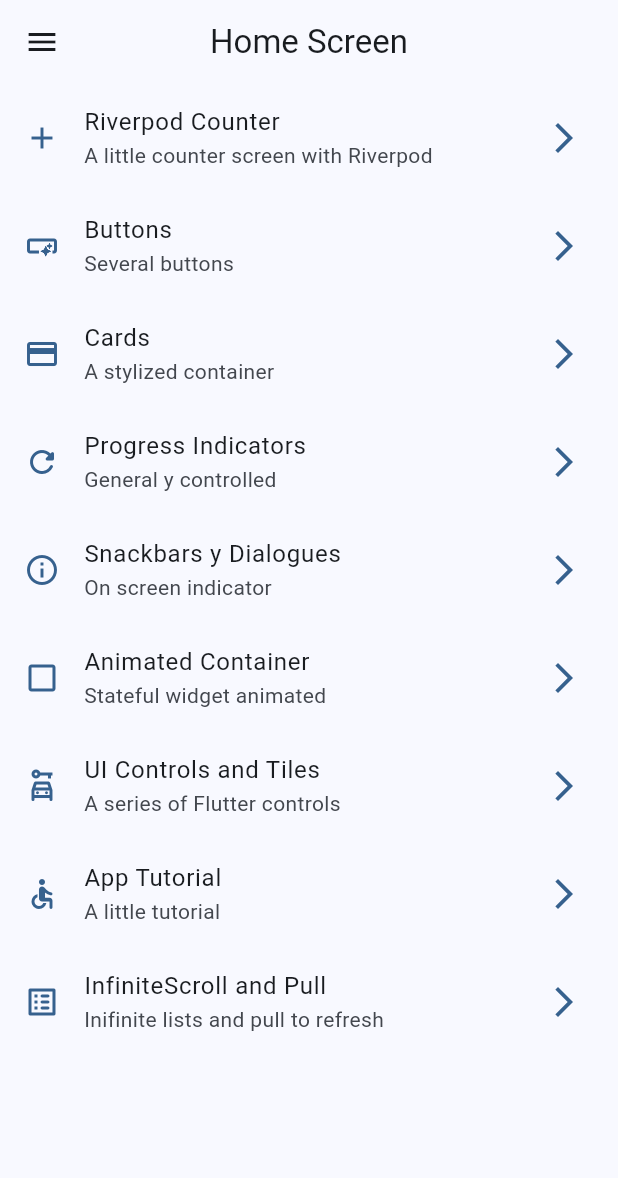
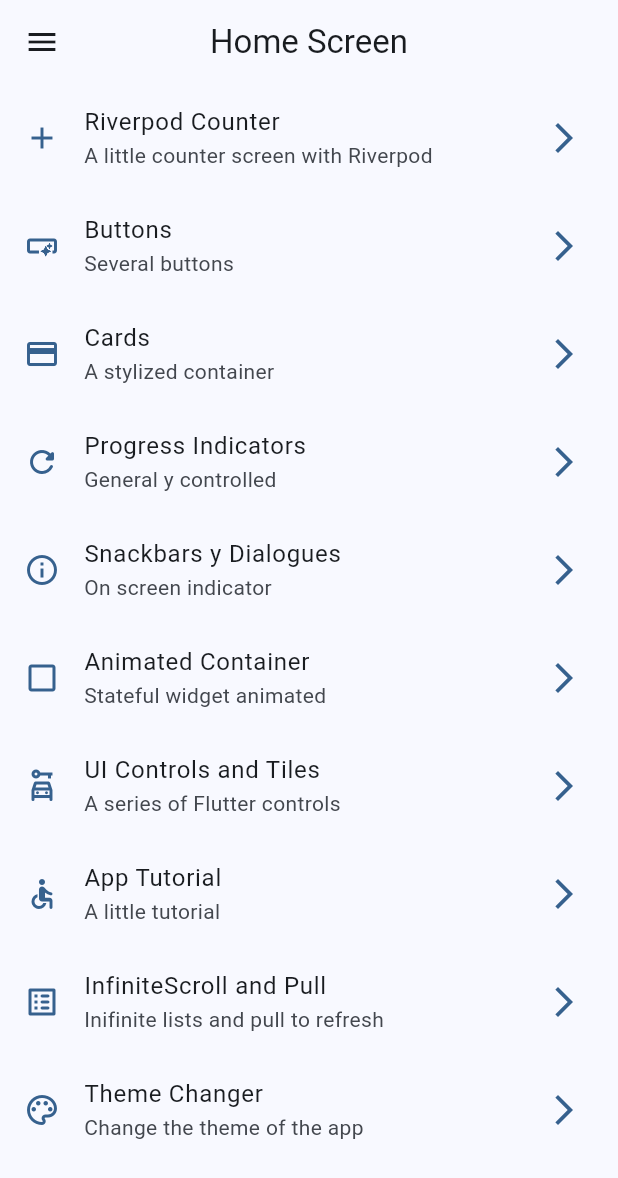
Before and after one commit to isaias-alt/widgets_app, a Flutter app: the screen it shows after launch, on a phone screen of 412 x 824 dp. Shown: the top 1178 px of the screen. Run offline on Flutter 3.47's test engine with Material 3 defaults, Android fonts, the phone set to English and light mode, and no system bars; our stand-ins replace animate_do, flutter_riverpod, go_router.

Commit message:
add color theme changer and dark mode

```diff
--- a/lib/config/menu/menu_items.dart
+++ b/lib/config/menu/menu_items.dart
@@ -59,4 +59,9 @@ const appMenuItems = <MenuItems>[
       subTitle: 'Inifinite lists and pull to refresh',
       link: '/infinite',
       icon: Icons.list_alt_rounded),
+  MenuItems(
+      title: 'Theme Changer',
+      subTitle: 'Change the theme of the app',
+      link: '/theme',
+      icon: Icons.color_lens_outlined),
 ];
--- a/lib/config/router/app_router.dart
+++ b/lib/config/router/app_router.dart
@@ -54,5 +54,10 @@ final appRouter = GoRouter(
       name: InfiniteScrollScreen.name,
       builder: (context, state) => const InfiniteScrollScreen(),
     ),
+    GoRoute(
+      path: '/theme',
+      name: ThemeChangerScreen.name,
+      builder: (context, state) => const ThemeChangerScreen(),
+    ),
   ],
 );
--- a/lib/config/theme/app_theme.dart
+++ b/lib/config/theme/app_theme.dart
@@ -13,13 +13,15 @@ const colorList = <Color>[
 
 class AppTheme {
   final int selectedColor;
+  final bool isDarkMode;
 
-  AppTheme({required this.selectedColor})
+  AppTheme({this.selectedColor = 0, this.isDarkMode = false})
       : assert(selectedColor >= 0 && selectedColor <= colorList.length - 1,
             'Colors must be between 0 and ${colorList.length - 1}');
 
   ThemeData getTheme() {
     return ThemeData(
+        brightness: isDarkMode ? Brightness.dark : Brightness.light,
         colorSchemeSeed: colorList[selectedColor],
         appBarTheme: const AppBarTheme(centerTitle: true));
   }
--- a/lib/main.dart
+++ b/lib/main.dart
@@ -2,21 +2,25 @@ import 'package:flutter/material.dart';
 import 'package:flutter_riverpod/flutter_riverpod.dart';
 import 'package:widgets_app/config/router/app_router.dart';
 import 'package:widgets_app/config/theme/app_theme.dart';
+import 'package:widgets_app/presentation/providers/theme_provider.dart';
 
 void main() {
   runApp(const ProviderScope(child: MainApp()));
 }
 
-class MainApp extends StatelessWidget {
+class MainApp extends ConsumerWidget {
   const MainApp({super.key});
 
   @override
-  Widget build(BuildContext context) {
+  Widget build(BuildContext context, WidgetRef ref) {
+    final int selectedColor = ref.watch(selectedColorProvider);
+    final bool isDarkMode = ref.watch(isDarkModeProvider);
     return MaterialApp.router(
       title: 'Flutter Widgets App',
       routerConfig: appRouter,
       debugShowCheckedModeBanner: false,
-      theme: AppTheme(selectedColor: 0).getTheme(),
+      theme: AppTheme(selectedColor: selectedColor, isDarkMode: isDarkMode)
+          .getTheme(),
     );
   }
 }
--- a/lib/presentation/providers/theme_provider.dart
+++ b/lib/presentation/providers/theme_provider.dart
@@ -1,3 +1,11 @@
 import 'package:flutter_riverpod/flutter_riverpod.dart';
+import 'package:widgets_app/config/theme/app_theme.dart';
 
+//  A simple bool
 final isDarkModeProvider = StateProvider<bool>((ref) => false);
+
+// Inmutabe color list
+final colorListProvider = Provider((ref) => colorList);
+
+// A simple int
+final selectedColorProvider = StateProvider((ref) => 0);
--- a/lib/presentation/screens/screens.dart
+++ b/lib/presentation/screens/screens.dart
@@ -7,4 +7,5 @@ export 'package:widgets_app/presentation/screens/home/home_screen.dart';
 export 'package:widgets_app/presentation/screens/infinite_scroll/infinite_scroll_screen.dart';
 export 'package:widgets_app/presentation/screens/progress/progress_screen.dart';
 export 'package:widgets_app/presentation/screens/snackbar/snackbar_screen.dart';
+export 'package:widgets_app/presentation/screens/theme_changer/theme_changer_screen.dart';
 export 'package:widgets_app/presentation/screens/ui_controls/ui_controls_screen.dart';
```
Also changed, not shown: lib/presentation/screens/theme_changer/theme_changer_screen.dart (added, +58 -0 lines).
